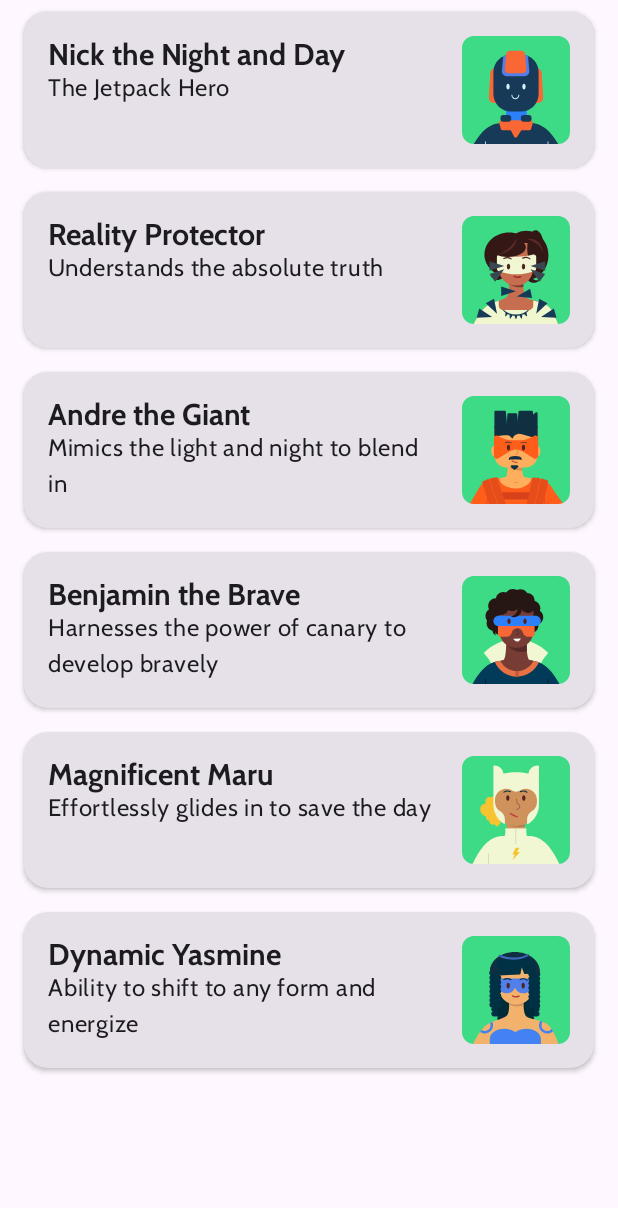
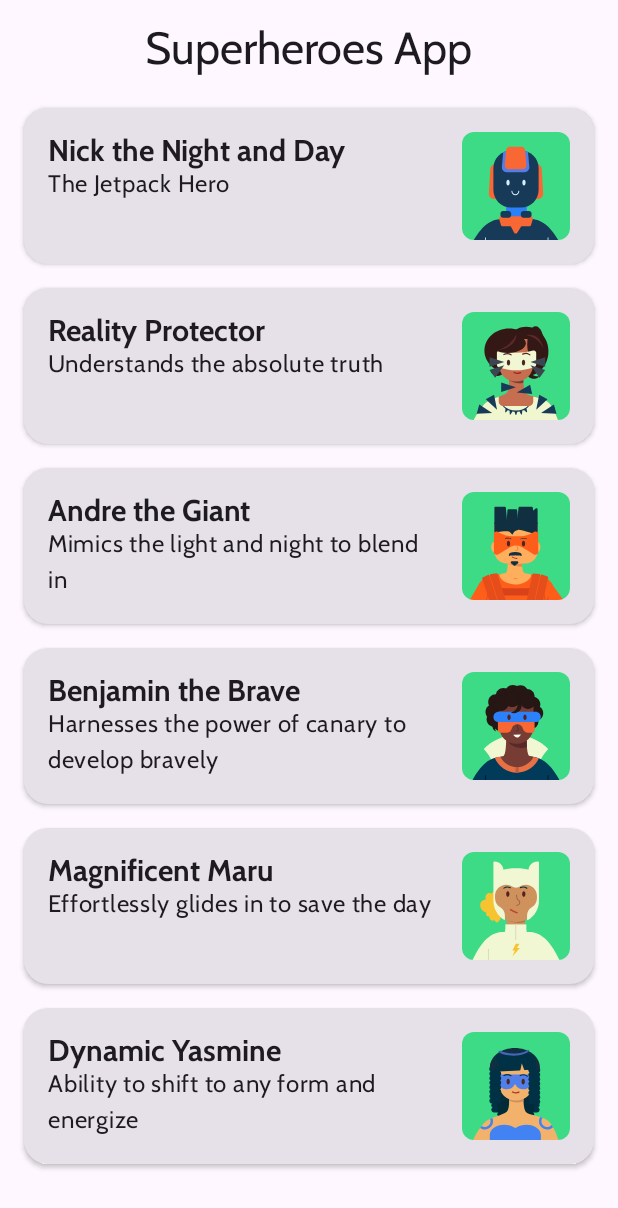
Before and after one commit to FarisPutra/MobCom-SuperheroesApp, an Android app built with Jetpack Compose: the screen it shows after launch (MainActivity), on a phone screen of 412 x 824 dp. Shown: the top 1208 px of the screen. Run offline under Robolectric (Android 15) with nearby library versions, the phone set to English and light mode, and no system bars.

Commit message:
Page 5: "Add Top Bar" done

```diff
--- a/app/src/main/java/com/example/superheroesapp/MainActivity.kt
+++ b/app/src/main/java/com/example/superheroesapp/MainActivity.kt
@@ -4,13 +4,15 @@ import android.os.Bundle
 import androidx.activity.ComponentActivity
 import androidx.activity.compose.setContent
 import androidx.compose.foundation.layout.fillMaxSize
+import androidx.compose.material3.CenterAlignedTopAppBar
 import androidx.compose.material3.ExperimentalMaterial3Api
 import androidx.compose.material3.MaterialTheme
 import androidx.compose.material3.Scaffold
 import androidx.compose.material3.Surface
-//import androidx.compose.material3.Text
+import androidx.compose.material3.Text
 import androidx.compose.runtime.Composable
 import androidx.compose.ui.Modifier
+import androidx.compose.ui.res.stringResource
 import androidx.compose.ui.tooling.preview.Preview
 import com.example.superheroesapp.model.HeroesDataSource
 import com.example.superheroesapp.ui.theme.SuperheroesAppTheme
@@ -36,13 +38,30 @@ class MainActivity : ComponentActivity() {
 @Composable
 fun SuperheroesApp() {
     Scaffold(
-        modifier = Modifier.fillMaxSize()
+        modifier = Modifier.fillMaxSize(),
+        topBar = {
+            TopAppBar()
+        }
     ) {
         val heroes= HeroesDataSource.heroes
         HeroesList(
             heroes = heroes,
             contentPadding = it)
     }
+}
+
+@OptIn(ExperimentalMaterial3Api::class)
+@Composable
+fun TopAppBar(modifier: Modifier = Modifier) {
+    CenterAlignedTopAppBar(
+        title = {
+            Text(
+                text = stringResource(id = R.string.app_name),
+                style = MaterialTheme.typography.displayLarge
+            )
+        },
+        modifier = modifier
+    )
 }
 
 @Preview(showBackground = true)
--- a/app/src/main/java/com/example/superheroesapp/ui/theme/Theme.kt
+++ b/app/src/main/java/com/example/superheroesapp/ui/theme/Theme.kt
@@ -2,6 +2,7 @@ package com.example.superheroesapp.ui.theme
 
 import android.app.Activity
 import android.os.Build
+import android.view.View
 import androidx.compose.foundation.isSystemInDarkTheme
 import androidx.compose.material3.MaterialTheme
 import androidx.compose.material3.darkColorScheme
@@ -10,6 +11,7 @@ import androidx.compose.material3.dynamicLightColorScheme
 import androidx.compose.material3.lightColorScheme
 import androidx.compose.runtime.Composable
 import androidx.compose.runtime.SideEffect
+import androidx.compose.ui.graphics.Color
 import androidx.compose.ui.graphics.toArgb
 import androidx.compose.ui.platform.LocalContext
 import androidx.compose.ui.platform.LocalView
@@ -99,9 +101,7 @@ fun SuperheroesAppTheme(
     val view = LocalView.current
     if (!view.isInEditMode) {
         SideEffect {
-            val window = (view.context as Activity).window
-            window.statusBarColor = colorScheme.primary.toArgb()
-            WindowCompat.getInsetsController(window, view).isAppearanceLightStatusBars = !darkTheme
+            setUpEdgeToEdge(view, darkTheme)
         }
     }
 
@@ -112,3 +112,23 @@ fun SuperheroesAppTheme(
         content = content
     )
 }
+
+/**
+ * Sets up edge-to-edge for the window of this [view]. The system icon colors are set to either
+ * light or dark depending on whether the [darkTheme] is enabled or not.
+ */
+private fun setUpEdgeToEdge(view: View, darkTheme: Boolean) {
+    val window = (view.context as Activity).window
+    WindowCompat.setDecorFitsSystemWindows(window, false)
+    window.statusBarColor = Color.Transparent.toArgb()
+    val navigationBarColor = when {
+        Build.VERSION.SDK_INT >= 29 -> Color.Transparent.toArgb()
+        Build.VERSION.SDK_INT >= 26 -> Color(0xFF, 0xFF, 0xFF, 0x63).toArgb()
+        // Min sdk version for this app is 24, this block is for SDK versions 24 and 25
+        else -> Color(0x00, 0x00, 0x00, 0x50).toArgb()
+    }
+    window.navigationBarColor = navigationBarColor
+    val controller = WindowCompat.getInsetsController(window, view)
+    controller.isAppearanceLightStatusBars = !darkTheme
+    controller.isAppearanceLightNavigationBars = !darkTheme
+}
```
